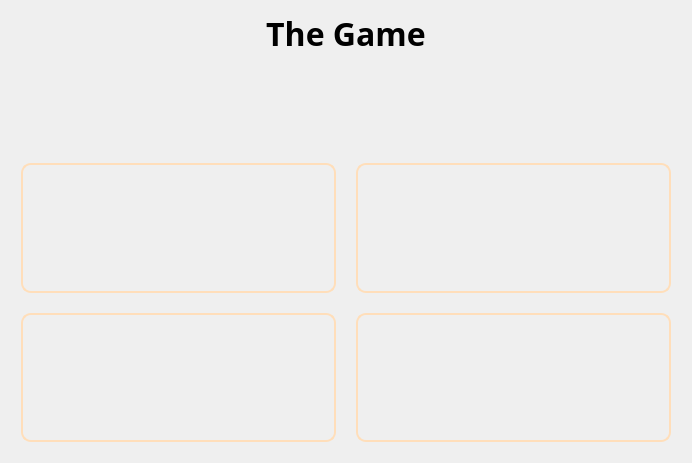
nhuhoainam/CSgo-dictionary, file game.ui: the form before one commit.
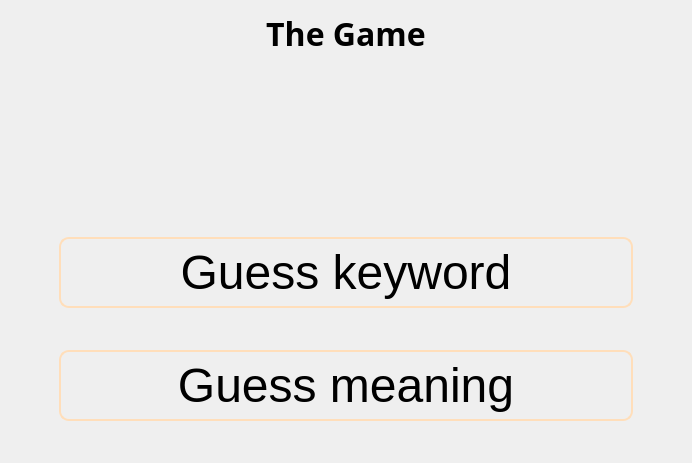
The form after the commit. Custom widgets are drawn as their Qt base class.

Commit message: Update Game interface

The edit to the form file:
```diff
--- a/game.ui
+++ b/game.ui
@@ -19,10 +19,14 @@
 	border-width: 2px;
 	border-radius: 10px;
 	border-color: #FFDEBA;
-	font: bold 14px;
 	padding: 6px;
 }
 
+QPushButton::hover {
+	background-color: orange;
+	color: white;
+}
+
 *[ansState=&quot;true&quot;] {
 	background-color: green;
 }
@@ -31,7 +35,10 @@
 	background-color: red;
 }</string>
   </property>
-  <layout class="QVBoxLayout" name="verticalLayout" stretch="1,2,7">
+  <layout class="QVBoxLayout" name="verticalLayout_3" stretch="1,4,0">
+   <property name="bottomMargin">
+    <number>42</number>
+   </property>
    <item>
     <widget class="QLabel" name="title">
      <property name="font">
@@ -71,7 +78,96 @@
     </widget>
    </item>
    <item>
-    <widget class="QLabel" name="word">
+    <spacer name="verticalSpacer">
+     <property name="orientation">
+      <enum>Qt::Vertical</enum>
+     </property>
+     <property name="sizeHint" stdset="0">
+      <size>
+       <width>20</width>
+       <height>40</height>
+      </size>
+     </property>
+    </spacer>
+   </item>
+   <item>
+    <widget class="QStackedWidget" name="stackedWidget">
+     <property name="currentIndex">
+      <number>0</number>
+     </property>
+     <widget class="QWidget" name="page_3">
+      <layout class="QVBoxLayout" name="verticalLayout_2">
+       <property name="spacing">
+        <number>42</number>
+       </property>
+       <property name="leftMargin">
+        <number>48</number>
+       </property>
+       <property name="rightMargin">
+        <number>48</number>
+       </property>
+       <property name="bottomMargin">
+        <number>0</number>
+       </property>
+       <item>
+        <widget class="QPushButton" name="guessKeywordBtn">
+         <property name="sizePolicy">
+          <sizepolicy hsizetype="Minimum" vsizetype="Minimum">
+           <horstretch>0</horstretch>
+           <verstretch>0</verstretch>
+          </sizepolicy>
+         </property>
+         <property name="font">
+          <font>
+           <pointsize>36</pointsize>
+           <italic>false</italic>
+           <bold>false</bold>
+          </font>
+         </property>
+         <property name="layoutDirection">
+          <enum>Qt::LeftToRight</enum>
+         </property>
+         <property name="styleSheet">
+          <string notr="true">QPushButton::hover {
+	background-color: orange;
+	color: white;
+}</string>
+         </property>
+         <property name="text">
+          <string>Guess keyword</string>
+         </property>
+        </widget>
+       </item>
+       <item>
+        <widget class="QPushButton" name="guiessMeaningBtn">
+         <property name="sizePolicy">
+          <sizepolicy hsizetype="Minimum" vsizetype="Minimum">
+           <horstretch>0</horstretch>
+           <verstretch>0</verstretch>
+          </sizepolicy>
+         </property>
+         <property name="font">
+          <font>
+           <pointsize>36</pointsize>
+          </font>
+         </property>
+         <property name="styleSheet">
+          <string notr="true">QPushButton::hover {
+	background-color: orange;
+	color: white;
+}</string>
+         </property>
+         <property name="text">
+          <string>Guess meaning</string>
+         </property>
+        </widget>
+       </item>
+      </layout>
+     </widget>
+     <widget class="QWidget" name="page">
+      <layout class="QVBoxLayout" name="verticalLayout">
+       <item>
+        <widget class="QLabel" name="questionLabel">
      <property name="font">
       <font>
        <pointsize>22</pointsize>
@@ -113,7 +209,6 @@
        </property>
        <property name="font">
         <font>
-         <pointsize>-1</pointsize>
          <italic>false</italic>
          <bold>true</bold>
         </font>
@@ -162,7 +257,6 @@
        </property>
        <property name="font">
         <font>
-         <pointsize>-1</pointsize>
          <italic>false</italic>
          <bold>true</bold>
         </font>
@@ -185,7 +279,6 @@
        </property>
        <property name="font">
         <font>
-         <pointsize>-1</pointsize>
          <italic>false</italic>
          <bold>true</bold>
         </font>
@@ -199,6 +292,17 @@
    </item>
   </layout>
  </widget>
+    </widget>
+   </item>
+  </layout>
+ </widget>
+ <customwidgets>
+  <customwidget>
+   <class>TextWrapButton</class>
+   <extends>QPushButton</extends>
+   <header>textwrapbutton.h</header>
+  </customwidget>
+ </customwidgets>
  <resources/>
  <connections/>
 </ui>
```
Left out of the diff: 8 changed lines with no effect on the pictures. Lines whose indentation alone changed are shown as unchanged. The commit also changes 2 other files.
